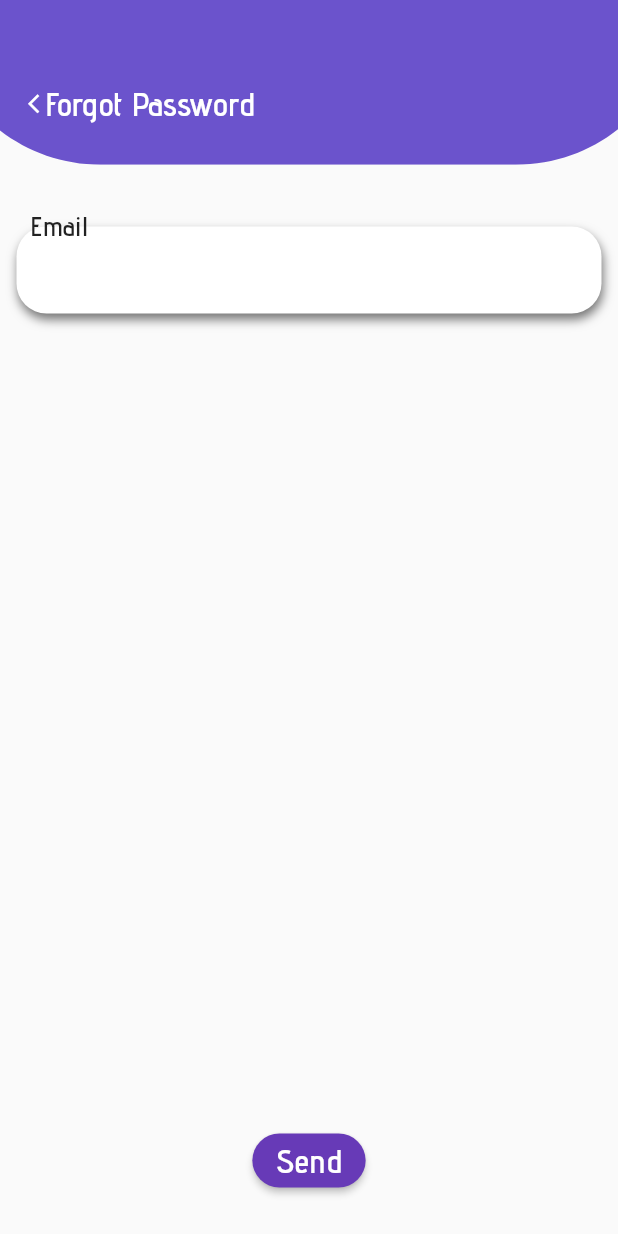
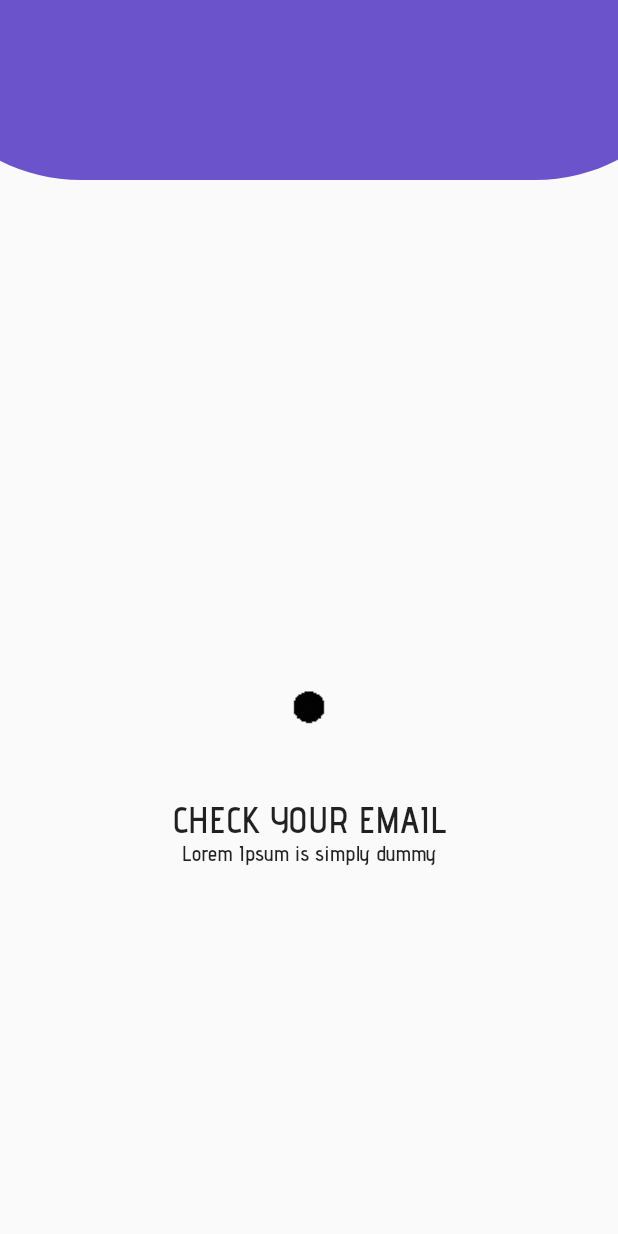
Before and after one commit to hendriari/samaya_hotel, a Flutter app: the ForgotPassword screen opened directly, after a tap on "Send", on a phone screen of 412 x 824 dp. Run offline on Flutter 3.47's test engine with Material 2 defaults, Android fonts, the phone set to English and light mode, and no system bars; our stand-ins replace carousel_slider, flutter_spinkit, flutter_svg, smooth_page_indicator, syncfusion_flutter_datepicker.

```diff
--- a/lib/account/forgot_password.dart
+++ b/lib/account/forgot_password.dart
@@ -1,5 +1,6 @@
 import 'package:flutter/material.dart';
 import 'package:flutter_svg/flutter_svg.dart';
+import 'package:samaya_hotel/dialog/email_sent.dart';
 
 class ForgotPassword extends StatefulWidget {
   const ForgotPassword({Key? key}) : super(key: key);
@@ -16,13 +17,13 @@ class _ForgotPasswordState extends State<ForgotPassword> {
         children: <Widget>[
           SizedBox(
             height: 120,
-            width: MediaQuery.of(context).size.width *1,
+            width: MediaQuery.of(context).size.width * 1,
             child: Stack(
               children: <Widget>[
                 Positioned(
                   child: SvgPicture.asset(
                     'images/rectangle1.svg',
-                    width: MediaQuery.of(context).size.width *1,
+                    width: MediaQuery.of(context).size.width * 1,
                     fit: BoxFit.cover,
                   ),
                 ),
@@ -112,7 +113,16 @@ class _ForgotPasswordState extends State<ForgotPassword> {
                     primary: Colors.deepPurple,
                     shape: RoundedRectangleBorder(
                         borderRadius: BorderRadius.circular(20))),
-                onPressed: () {},
+                onPressed: () {
+                  Navigator.pushReplacement(
+                      context,
+                      PageRouteBuilder(
+                        pageBuilder: (context, animation1, animation2) =>
+                            EmailSent(),
+                        transitionDuration: Duration.zero,
+                        reverseTransitionDuration: Duration.zero,
+                      ));
+                },
                 child: const Text(
                   'Send',
                   style: TextStyle(
--- /dev/null
+++ b/lib/dialog/email_sent.dart
@@ -0,0 +1,70 @@
+import 'dart:async';
+
+import 'package:flutter/material.dart';
+import 'package:flutter_svg/svg.dart';
+
+class EmailSent extends StatefulWidget {
+  const EmailSent({Key? key}) : super(key: key);
+
+  @override
+  State<EmailSent> createState() => _EmailSentState();
+}
+
+
+class _EmailSentState extends State<EmailSent> {
+
+  @override
+  void initState() {
+    Timer(const Duration(seconds: 3), (){
+      Navigator.pop(context);
+    });
+    super.initState();
+  }
+
+  @override
+  Widget build(BuildContext context) {
+    return Scaffold(
+      body: Column(
+        children: <Widget>[
+          Container(
+            height: 120,
+            width: MediaQuery.of(context).size.width * 1,
+            child: SvgPicture.asset(
+              'images/rectangle1.svg',
+              fit: BoxFit.cover,
+              width: MediaQuery.of(context).size.width * 1,
+            ),
+          ),
+          Expanded(
+              child: Stack(
+            children: [
+              _loading(),
+              Positioned(
+                left: 0,
+                right: 0,
+                top: MediaQuery.of(context).size.height * 0.5,
+                child: Column(
+                  children: [
+                    Text(
+                      'CHECK YOUR EMAIL',
+                      style: TextStyle(
+                        fontSize: 24,
+                      ),
+                    ),
+                    Text('Lorem Ipsum is simply dummy')
+                  ],
+                ),
+              ),
+            ],
+          )),
+        ],
+      ),
+    );
+  }
+
+  Widget _loading() {
+    return Center(
+      child: Image.asset('images/ceklist.gif'),
+    );
+  }
+}
--- a/lib/home/reservation_summary.dart
+++ b/lib/home/reservation_summary.dart
@@ -300,7 +300,7 @@ class _ReservationSummaryState extends State<ReservationSummary> {
                           borderRadius: BorderRadius.circular(20))),
                   onPressed: () async {
                     setState(() => loadingpayment = true);
-                    await Future.delayed(Duration(seconds: 3));
+                    await Future.delayed(Duration(seconds: 6));
                     setState(() => loadingpayment = false);
                   },
                   child: Text(
--- a/lib/main.dart
+++ b/lib/main.dart
@@ -5,6 +5,7 @@ import 'package:samaya_hotel/account/account_page.dart';
 import 'package:samaya_hotel/account/forgot_password.dart';
 import 'package:samaya_hotel/account/profil_page.dart';
 import 'package:samaya_hotel/account/register_page.dart';
+import 'package:samaya_hotel/dialog/email_sent.dart';
 import 'package:samaya_hotel/dialog/payment_loading.dart';
 import 'package:samaya_hotel/dialog/page_view.dart';
 import 'package:samaya_hotel/dialog/payment_success.dart';
@@ -13,6 +14,8 @@ import 'package:samaya_hotel/home/home_reservation.dart';
 import 'package:samaya_hotel/home/reservation_detail.dart';
 import 'package:samaya_hotel/home/reservation_summary.dart';
 import 'package:samaya_hotel/landing_page.dart';
+import 'package:samaya_hotel/splashscreen1.dart';
+import 'package:samaya_hotel/splashscreen2.dart';
 import 'bottom_nav.dart';
 import 'home/reservation_room.dart';
 import 'myOrder/myorder_page.dart';
@@ -33,7 +36,7 @@ class MyApp extends StatelessWidget {
   @override
   Widget build(BuildContext context) {
     return MaterialApp(
-      home: LandingPage(),
+      home: SplashScreen1(),
       title: 'Samaya Hotel',
       theme: ThemeData(),
       debugShowCheckedModeBanner: false,
--- a/pubspec.yaml
+++ b/pubspec.yaml
@@ -85,6 +85,8 @@ flutter:
      - images/iconcamera.svg
      - images/rectangle1.svg
      - images/rectangle2.svg
+     - images/phone.gif
+     - images/ceklist.gif
 
   # An image asset can refer to one or more resolution-specific "variants", see
   # https://flutter.dev/assets-and-images/#resolution-aware
```
Also changed, not shown: lib/access/access_page.dart (+2 -108 lines), lib/account/register_page.dart (+20 -6 lines), lib/dialog/payment_loading.dart (+29 -6 lines), lib/dialog/payment_success.dart (+17 -5 lines), lib/dialog/singup_success.dart (added, +68 -0 lines), lib/splashscreen1.dart (added, +65 -0 lines), lib/splashscreen2.dart (added, +32 -0 lines), images/ceklist.gif (added), images/phone.gif (added).
